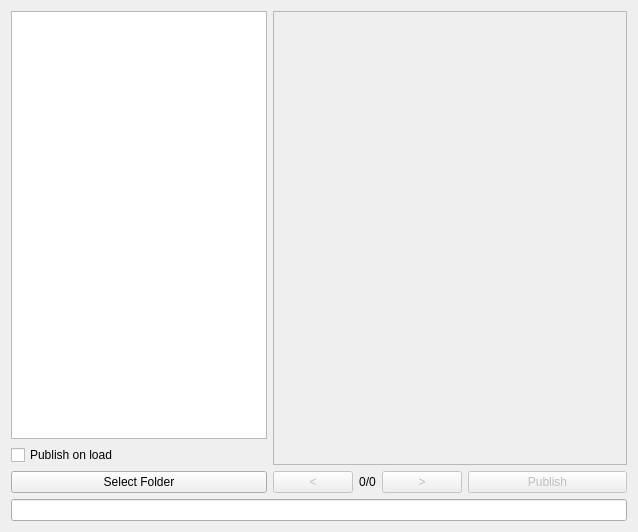
The window that src/rqt_image_publisher/rqt_image_publisher.ui (Eruvae/rqt_image_publisher) describes before a commit, drawn with Qt 5.
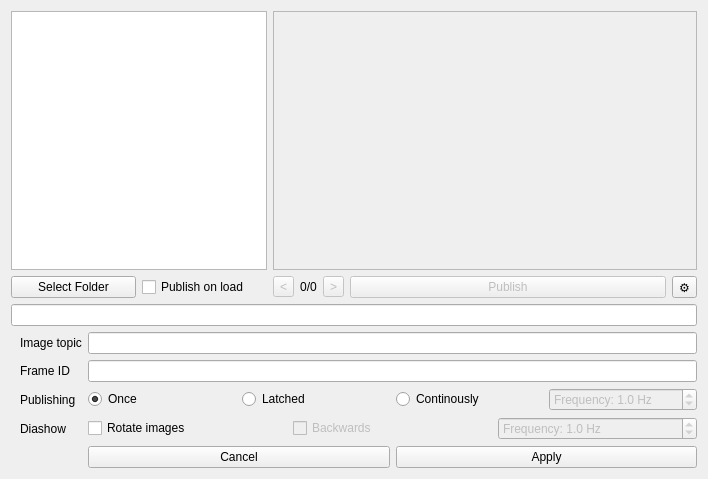
The same window after the commit.

Commit message: Added settings panel

The edit to the form file:
```diff
--- a/src/rqt_image_publisher/rqt_image_publisher.ui
+++ b/src/rqt_image_publisher/rqt_image_publisher.ui
@@ -6,25 +6,93 @@
    <rect>
     <x>0</x>
     <y>0</y>
-    <width>638</width>
-    <height>532</height>
+    <width>708</width>
+    <height>479</height>
    </rect>
   </property>
   <property name="windowTitle">
    <string>Form</string>
   </property>
-  <layout class="QGridLayout" name="gridLayout">
-   <item row="0" column="0">
-    <widget class="QTreeView" name="fileTreeView">
+  <layout class="QGridLayout" name="mainWindowGridLayout">
+   <item row="1" column="5">
+    <widget class="QPushButton" name="publishButton">
+     <property name="enabled">
+      <bool>false</bool>
+     </property>
      <property name="sizePolicy">
-      <sizepolicy hsizetype="Maximum" vsizetype="Expanding">
+      <sizepolicy hsizetype="MinimumExpanding" vsizetype="Fixed">
        <horstretch>0</horstretch>
        <verstretch>0</verstretch>
       </sizepolicy>
      </property>
+     <property name="text">
+      <string>Publish</string>
+     </property>
     </widget>
    </item>
-   <item row="0" column="1" rowspan="2" colspan="4">
+   <item row="1" column="2">
+    <widget class="QToolButton" name="previousImageButton">
+     <property name="enabled">
+      <bool>false</bool>
+     </property>
+     <property name="sizePolicy">
+      <sizepolicy hsizetype="Fixed" vsizetype="Fixed">
+       <horstretch>0</horstretch>
+       <verstretch>0</verstretch>
+      </sizepolicy>
+     </property>
+     <property name="text">
+      <string>&lt;</string>
+     </property>
+    </widget>
+   </item>
+   <item row="1" column="4">
+    <widget class="QToolButton" name="nextImageButton">
+     <property name="enabled">
+      <bool>false</bool>
+     </property>
+     <property name="sizePolicy">
+      <sizepolicy hsizetype="Fixed" vsizetype="Fixed">
+       <horstretch>0</horstretch>
+       <verstretch>0</verstretch>
+      </sizepolicy>
+     </property>
+     <property name="text">
+      <string>&gt;</string>
+     </property>
+    </widget>
+   </item>
+   <item row="1" column="3">
+    <widget class="QLabel" name="curImageLabel">
+     <property name="sizePolicy">
+      <sizepolicy hsizetype="Minimum" vsizetype="Fixed">
+       <horstretch>0</horstretch>
+       <verstretch>0</verstretch>
+      </sizepolicy>
+     </property>
+     <property name="text">
+      <string>0/0</string>
+     </property>
+     <property name="alignment">
+      <set>Qt::AlignCenter</set>
+     </property>
+    </widget>
+   </item>
+   <item row="1" column="6">
+    <widget class="QToolButton" name="openSettingsButton">
+     <property name="text">
+      <string>⚙</string>
+     </property>
+    </widget>
+   </item>
+   <item row="2" column="0" colspan="7">
+    <widget class="QLineEdit" name="statusLineEdit">
+     <property name="readOnly">
+      <bool>true</bool>
+     </property>
+    </widget>
+   </item>
+   <item row="0" column="2" colspan="5">
     <widget class="QLabel" name="imageView">
      <property name="sizePolicy">
       <sizepolicy hsizetype="Ignored" vsizetype="Ignored">
@@ -44,13 +112,6 @@
     </widget>
    </item>
    <item row="1" column="0">
-    <widget class="QCheckBox" name="publishOnLoadCheckBox">
-     <property name="text">
-      <string>Publish on load</string>
-     </property>
-    </widget>
-   </item>
-   <item row="2" column="0">
     <widget class="QPushButton" name="selectFolderButton">
      <property name="sizePolicy">
       <sizepolicy hsizetype="Minimum" vsizetype="Fixed">
@@ -63,62 +124,192 @@
      </property>
     </widget>
    </item>
-   <item row="2" column="1">
-    <widget class="QPushButton" name="previousImageButton">
-     <property name="enabled">
-      <bool>false</bool>
-     </property>
-     <property name="text">
-      <string>&lt;</string>
-     </property>
-    </widget>
-   </item>
-   <item row="2" column="2">
-    <widget class="QLabel" name="curImageLabel">
+   <item row="0" column="0" colspan="2">
+    <widget class="QTreeView" name="fileTreeView">
      <property name="sizePolicy">
-      <sizepolicy hsizetype="Minimum" vsizetype="Fixed">
+      <sizepolicy hsizetype="Maximum" vsizetype="Expanding">
        <horstretch>0</horstretch>
        <verstretch>0</verstretch>
       </sizepolicy>
      </property>
-     <property name="text">
-      <string>0/0</string>
-     </property>
-     <property name="alignment">
-      <set>Qt::AlignCenter</set>
-     </property>
     </widget>
    </item>
-   <item row="2" column="3">
-    <widget class="QPushButton" name="nextImageButton">
-     <property name="enabled">
-      <bool>false</bool>
-     </property>
-     <property name="text">
-      <string>&gt;</string>
-     </property>
-    </widget>
-   </item>
-   <item row="2" column="4">
-    <widget class="QPushButton" name="publishButton">
-     <property name="enabled">
-      <bool>false</bool>
-     </property>
+   <item row="3" column="0" colspan="7">
+    <widget class="QWidget" name="settingsWidget" native="true">
      <property name="sizePolicy">
-      <sizepolicy hsizetype="MinimumExpanding" vsizetype="Fixed">
+      <sizepolicy hsizetype="Expanding" vsizetype="Fixed">
        <horstretch>0</horstretch>
        <verstretch>0</verstretch>
       </sizepolicy>
      </property>
-     <property name="text">
-      <string>Publish</string>
+     <property name="minimumSize">
+      <size>
+       <width>0</width>
+       <height>0</height>
+      </size>
      </property>
+     <layout class="QGridLayout" name="settingsWidgetGridLayout">
+      <property name="topMargin">
+       <number>0</number>
+      </property>
+      <property name="rightMargin">
+       <number>0</number>
+      </property>
+      <property name="bottomMargin">
+       <number>0</number>
+      </property>
+      <item row="0" column="0">
+       <widget class="QLabel" name="imageTopicLabel">
+        <property name="text">
+         <string>Image topic</string>
+        </property>
+       </widget>
+      </item>
+      <item row="0" column="1">
+       <widget class="QLineEdit" name="imageTopicTextEdit"/>
+      </item>
+      <item row="1" column="0">
+       <widget class="QLabel" name="frameIdLabel">
+        <property name="text">
+         <string>Frame ID</string>
+        </property>
+       </widget>
+      </item>
+      <item row="1" column="1">
+       <widget class="QLineEdit" name="frameIdTextEdit"/>
+      </item>
+      <item row="2" column="0">
+       <widget class="QLabel" name="publishingLabel">
+        <property name="text">
+         <string>Publishing</string>
+        </property>
+       </widget>
+      </item>
+      <item row="2" column="1">
+       <layout class="QHBoxLayout" name="settingsPublishingLayout">
+        <item>
+         <widget class="QRadioButton" name="publishOnceRadioButton">
+          <property name="text">
+           <string>Once</string>
+          </property>
+          <property name="checked">
+           <bool>true</bool>
+          </property>
+         </widget>
+        </item>
+        <item>
+         <widget class="QRadioButton" name="publishLatchedRadioButton">
+          <property name="text">
+           <string>Latched</string>
+          </property>
+         </widget>
+        </item>
+        <item>
+         <widget class="QRadioButton" name="publishContinouslyRadioButton">
+          <property name="text">
+           <string>Continously</string>
+          </property>
+         </widget>
+        </item>
+        <item>
+         <widget class="QDoubleSpinBox" name="publishingFrequencySpinBox">
+          <property name="enabled">
+           <bool>false</bool>
+          </property>
+          <property name="prefix">
+           <string>Frequency: </string>
+          </property>
+          <property name="suffix">
+           <string> Hz</string>
+          </property>
+          <property name="decimals">
+           <number>1</number>
+          </property>
+          <property name="maximum">
+           <double>100.000000000000000</double>
+          </property>
+          <property name="value">
+           <double>1.000000000000000</double>
+          </property>
+         </widget>
+        </item>
+       </layout>
+      </item>
+      <item row="3" column="0">
+       <widget class="QLabel" name="diashowLabel">
+        <property name="text">
+         <string>Diashow</string>
+        </property>
+       </widget>
+      </item>
+      <item row="3" column="1">
+       <layout class="QHBoxLayout" name="settingsDiashowLayout">
+        <item>
+         <widget class="QCheckBox" name="rotateImagesCheckBox">
+          <property name="text">
+           <string>Rotate images</string>
+          </property>
+         </widget>
+        </item>
+        <item>
+         <widget class="QCheckBox" name="rotateBackwardsCheckBox">
+          <property name="enabled">
+           <bool>false</bool>
+          </property>
+          <property name="text">
+           <string>Backwards</string>
+          </property>
+         </widget>
+        </item>
+        <item>
+         <widget class="QDoubleSpinBox" name="diashowFrequencySpinBox">
+          <property name="enabled">
+           <bool>false</bool>
+          </property>
+          <property name="prefix">
+           <string>Frequency: </string>
+          </property>
+          <property name="suffix">
+           <string> Hz</string>
+          </property>
+          <property name="decimals">
+           <number>1</number>
+          </property>
+          <property name="maximum">
+           <double>100.000000000000000</double>
+          </property>
+          <property name="value">
+           <double>1.000000000000000</double>
+          </property>
+         </widget>
+        </item>
+       </layout>
+      </item>
+      <item row="4" column="1">
+       <layout class="QHBoxLayout" name="applyButtonsLayout">
+        <item>
+         <widget class="QPushButton" name="settingsCancelButton">
+          <property name="text">
+           <string>Cancel</string>
+          </property>
+         </widget>
+        </item>
+        <item>
+         <widget class="QPushButton" name="settingsApplyButton">
+          <property name="text">
+           <string>Apply</string>
+          </property>
+         </widget>
+        </item>
+       </layout>
+      </item>
+     </layout>
     </widget>
    </item>
-   <item row="3" column="0" colspan="5">
-    <widget class="QLineEdit" name="statusLineEdit">
-     <property name="readOnly">
-      <bool>true</bool>
+   <item row="1" column="1">
+    <widget class="QCheckBox" name="publishOnLoadCheckBox">
+     <property name="text">
+      <string>Publish on load</string>
      </property>
     </widget>
    </item>
```
The commit also changes 2 other files.
